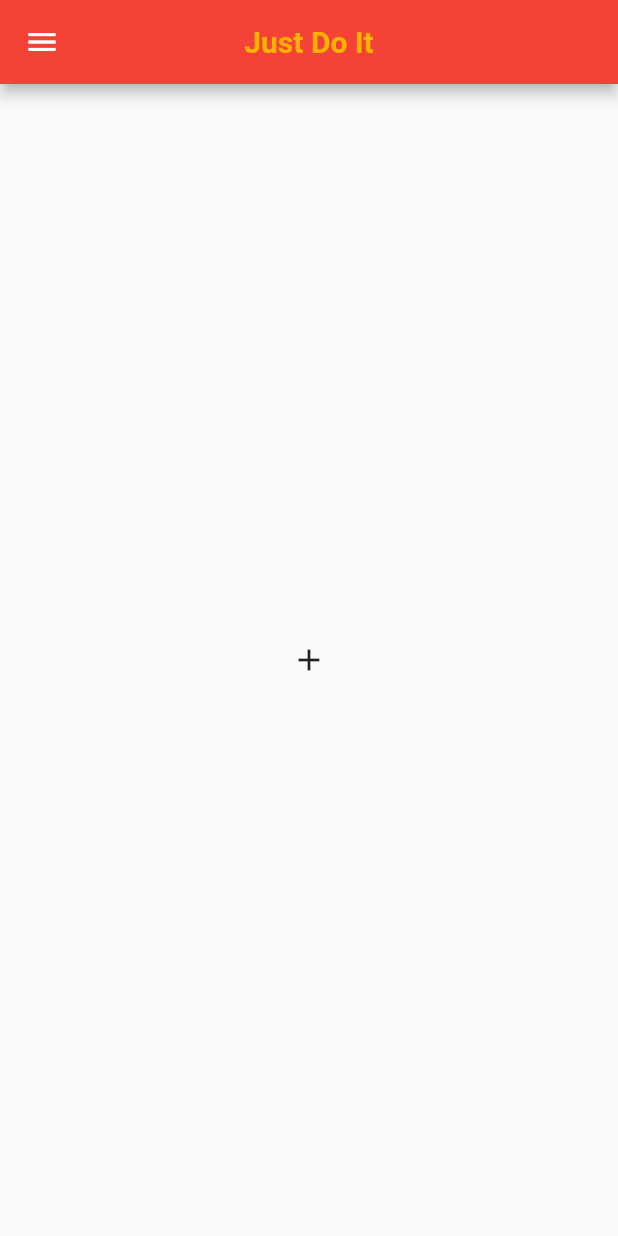
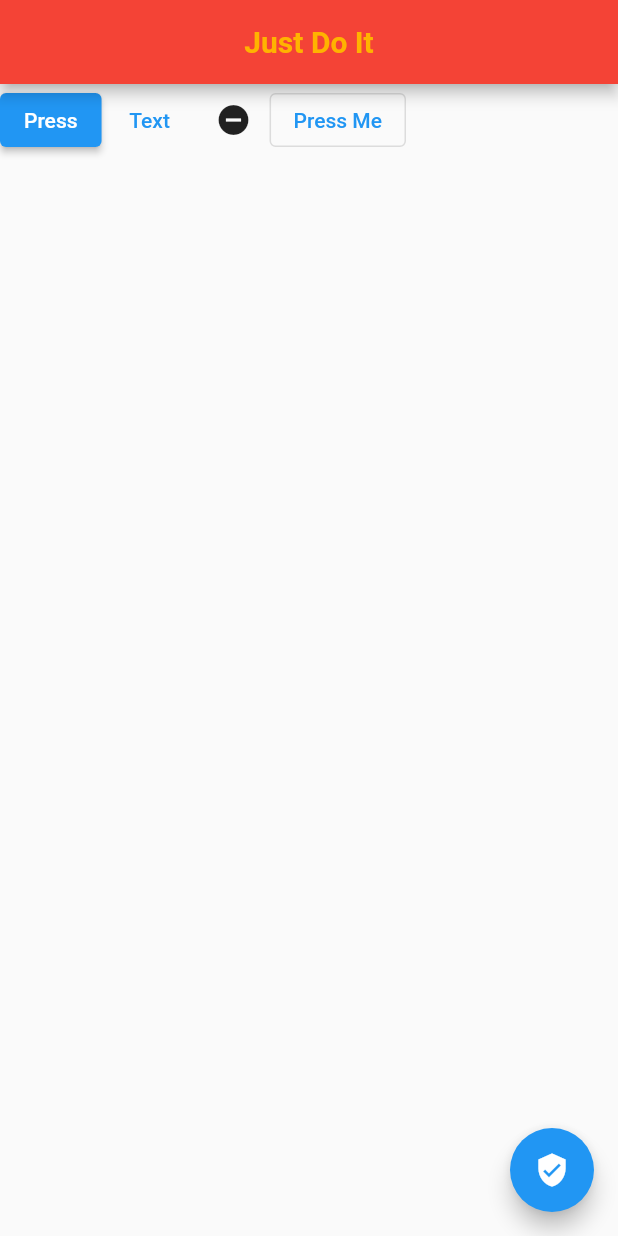
Before and after one commit to iam-hosseindarvishi/Just_do_it, a Flutter app: the screen it shows after launch, on a phone screen of 412 x 824 dp. Run offline on Flutter 3.47's test engine with Material 2 defaults, Android fonts, the phone set to English and light mode, and no system bars.

Commit message:
before init main project

```diff
--- a/lib/main.dart
+++ b/lib/main.dart
@@ -2,12 +2,52 @@ import 'package:flutter/material.dart';
 
 void main() {
   runApp(
-    MaterialApp(
-        home: SafeArea(
+    MaterialApp(home: Home()),
+  );
+}
+
+class Home extends StatelessWidget {
+  const Home({super.key});
+
+  @override
+  Widget build(BuildContext context) {
+    return SafeArea(
       child: Directionality(
         textDirection: TextDirection.ltr,
         child: Scaffold(
-            appBar: AppBar(
+            floatingActionButton: FloatingActionButton(
+                onPressed: () {}, child: Icon(Icons.verified_user)),
+            appBar: MyAppBar(),
+            body:
+                // Padding(
+                //   // color: Colors.amber,
+                //   padding: EdgeInsets.symmetric(horizontal: 20.0, vertical: 50.0),
+                //   // margin: EdgeInsets.all(50.0),
+                //   // width: 50.0,
+                //   // height: 50.0,
+                //   child: Text("My Text"),
+                // )
+                Row(
+              // mainAxisAlignment: MainAxisAlignment.spaceAround,
+              // crossAxisAlignment: CrossAxisAlignment.start,
+              children: [
+                ElevatedButton(onPressed: () {}, child: Text("Press")),
+                TextButton(onPressed: () {}, child: Text("Text")),
+                IconButton(onPressed: () {}, icon: Icon(Icons.remove_circle)),
+                OutlinedButton(onPressed: () {}, child: Text("Press Me"))
+              ],
+            )),
+      ),
+    );
+  }
+}
+
+class MyAppBar extends StatelessWidget implements PreferredSizeWidget {
+  const MyAppBar({super.key});
+
+  @override
+  Widget build(BuildContext context) {
+    return AppBar(
       title: Text(
         "Just Do It",
         style: TextStyle(
@@ -17,23 +57,9 @@ void main() {
       ),
       backgroundColor: Colors.red,
       centerTitle: true,
-            ),
-            drawer: const Drawer(
-              width: 200.0,
-              child: Text("Child"),
-            ),
-            body: Center(
-              //   child: Icon(
-              // Icons.alarm,
-              // size: 50.0,
-              // color: Colors.red[800],
-              child: IconButton(
-                  onPressed: () {
-                    print("برو نون بگیر");
-                  },
-                  icon: Icon(Icons.add)),
-            )),
-      ),
-    )),
     );
   }
+
+  @override
+  Size get preferredSize => Size.fromHeight(56.0);
+}
```
Lines whose indentation alone changed are shown as unchanged.
